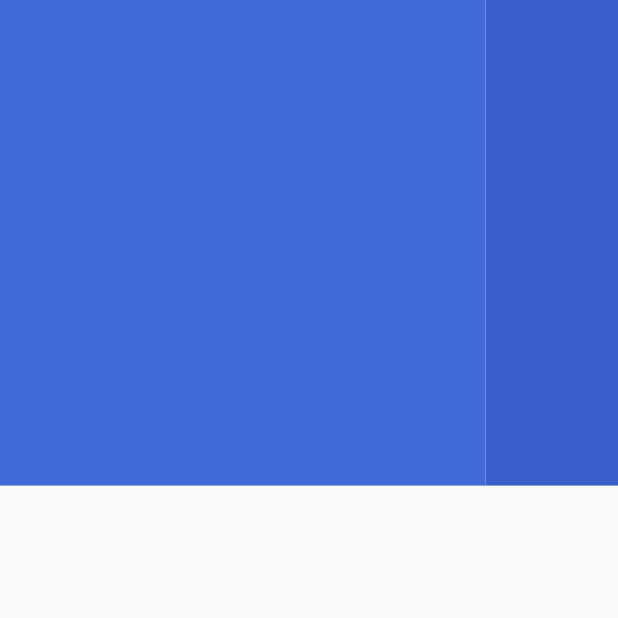
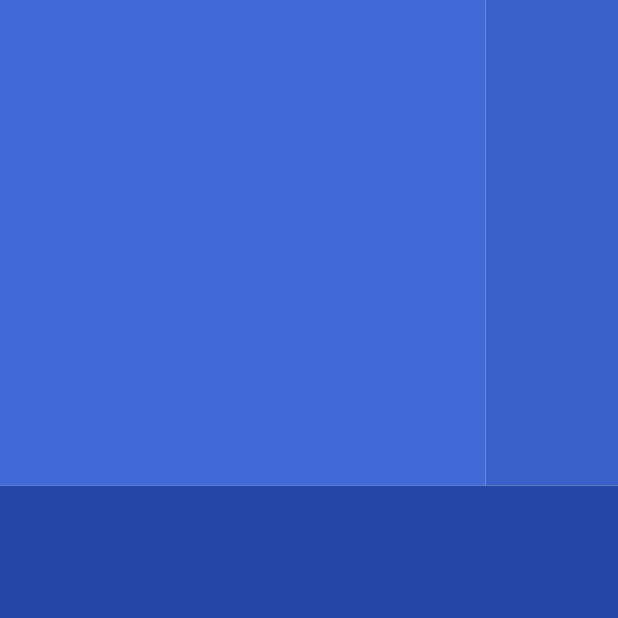
Before and after one commit to gattoguilherme/Flutter_Native_Channel, a Flutter app: the screen it shows after launch, on a phone screen of 412 x 824 dp, the top half of it. Run offline on Flutter 3.47's test engine with Material 2 defaults, Android fonts, the phone set to English and light mode, and no system bars; our stand-ins replace flutter_screenutil.

Commit message:
feat: second commit

```diff
--- a/platform_channel_game/lib/screens/game.dart
+++ b/platform_channel_game/lib/screens/game.dart
@@ -33,7 +33,12 @@ class _GameWidgetState extends State<GameWidget> {
                     color: colorMediumBlue,
                   )
                 ],
-              )
+              ),
+              Container(
+                width: ScreenUtil().setWidth(700),
+                height: ScreenUtil().setHeight(850),
+                color: colorDarkBlue,
+              ),
             ],
           )
         ],
```
